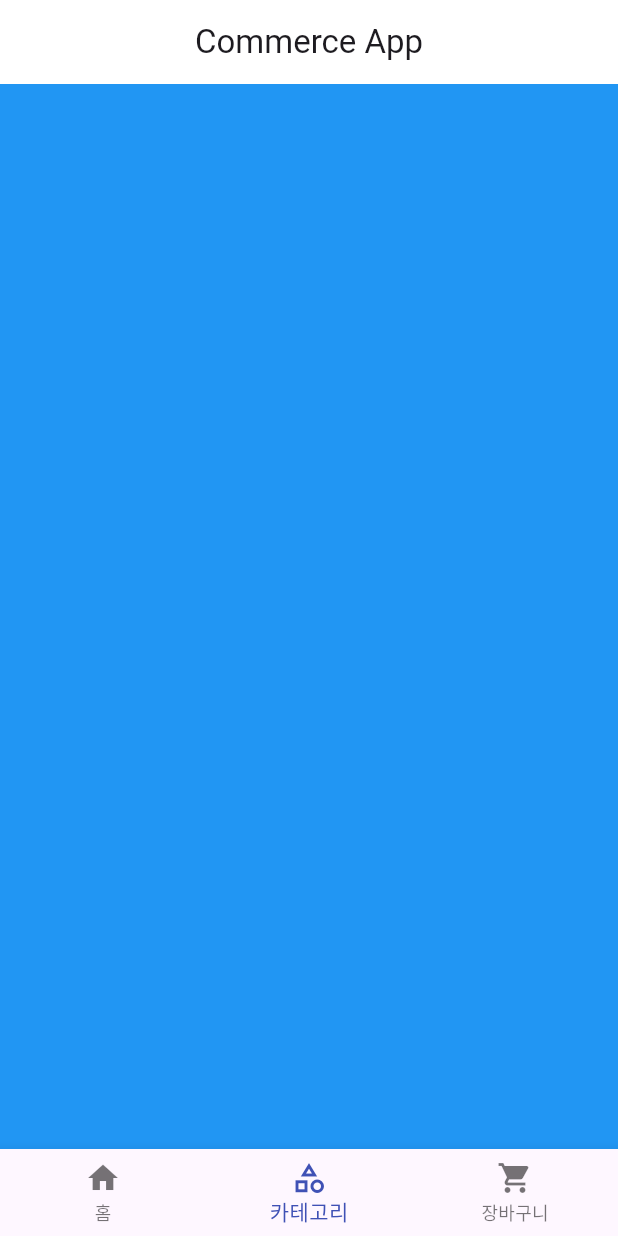
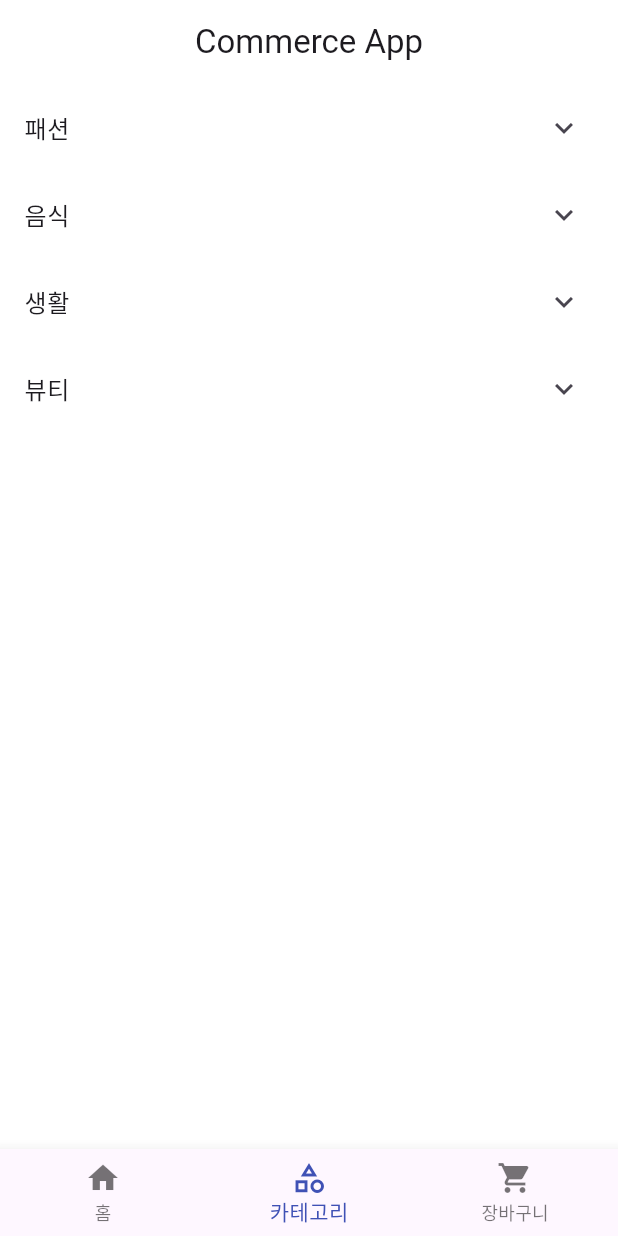
Before and after one commit to sung-silver/flutter_online_lecture_smwu, a Flutter app: the NavigationScreen screen opened directly, item 2 of the bottom bar chosen, on a phone screen of 412 x 824 dp. Run offline on Flutter 3.47's test engine with Material 3 defaults, Android fonts, the phone set to English and light mode, and no system bars; our stand-ins replace dio, fluttertoast, get.

Commit message:
feat: 10일차 - 카테고리 뷰 구현

```diff
--- /dev/null
+++ b/lib/screen/commerce/category/category_screen.dart
@@ -0,0 +1,73 @@
+import 'package:flutter/cupertino.dart';
+import 'package:flutter/material.dart';
+
+class CategoryScreen extends StatefulWidget {
+  const CategoryScreen({super.key});
+
+  @override
+  State<CategoryScreen> createState() => _CategoryScreenState();
+}
+
+class _CategoryScreenState extends State<CategoryScreen> {
+  List<String> fashion = [
+    "여성의류",
+    "남성의류",
+    "수입명품",
+    "신발",
+    "가방/지갑",
+    "신생아/유아",
+    "디자이너샵",
+  ];
+  List<String> food = [
+    "농산물",
+    "축산",
+    "수산",
+    "반찬",
+    "과자/간식",
+    "건강식품",
+    "주류",
+  ];
+  List<String> living = [
+    "주방가전",
+    "생활가전",
+    "영상/음향",
+    "공기청정",
+    "노트북/PC",
+    "카메라",
+    "휴대폰/태블릿",
+  ];
+  List<String> beauty = [
+    "명품화장품",
+    "스킨케어",
+    "선케어",
+    "클렌징",
+    "헤어케어",
+    "바디케어",
+    "미용/헤어기기",
+  ];
+
+  @override
+  Widget build(BuildContext context) {
+    return SingleChildScrollView(
+      child: Column(
+        children: [
+          expansionTile("패션", fashion),
+          expansionTile("음식", food),
+          expansionTile("생활", living),
+          expansionTile("뷰티", beauty),
+        ],
+      ),
+    );
+  }
+
+  Widget expansionTile(String title, List<String> items) {
+    return Theme(
+      data: ThemeData().copyWith(dividerColor: Colors.transparent),
+      child: ExpansionTile(title: Text(title),
+        children: List.generate(items.length, (index) {
+          return Text(items[index]);
+        }),
+      ),
+    );
+  }
+}
--- a/lib/screen/commerce/navigation/navigation_screen.dart
+++ b/lib/screen/commerce/navigation/navigation_screen.dart
@@ -1,6 +1,7 @@
 import 'package:flutter/material.dart';
 import 'package:online_lecture_smwu/screen/commerce/cart/cart_screen.dart';
 import 'package:online_lecture_smwu/screen/commerce/cart/cart_view_model.dart';
+import 'package:online_lecture_smwu/screen/commerce/category/category_screen.dart';
 import 'package:online_lecture_smwu/screen/commerce/home/home_screen.dart';
 
 class NavigationScreen extends StatefulWidget {
@@ -33,7 +34,7 @@ class _NavigationScreenState extends State<NavigationScreen> {
         index: currentIndex,
         children: [
           HomeScreen(),
-          Container(color: Colors.blue),
+          CategoryScreen(),
           CartScreen(),
         ],
       ),
```
